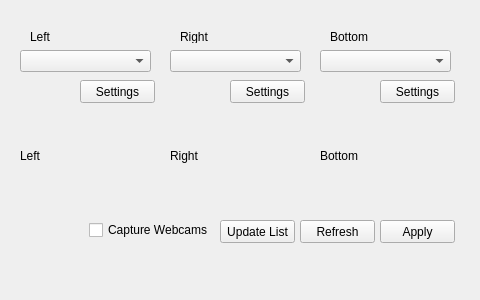
First picture: the form in Hanse/Module_Webcams/form_webcams.ui, repository iti-luebeck/HANSE2011, before the edit.
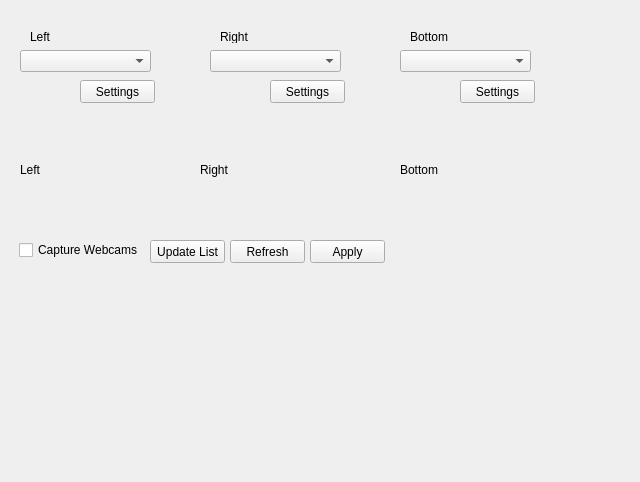
Second picture: the form after the edit.

```diff
--- a/Hanse/Module_Webcams/form_webcams.ui
+++ b/Hanse/Module_Webcams/form_webcams.ui
@@ -6,8 +6,8 @@
    <rect>
     <x>0</x>
     <y>0</y>
-    <width>480</width>
-    <height>300</height>
+    <width>640</width>
+    <height>482</height>
    </rect>
   </property>
   <property name="windowTitle">
@@ -26,7 +26,7 @@
   <widget class="QComboBox" name="rightBox">
    <property name="geometry">
     <rect>
-     <x>170</x>
+     <x>210</x>
      <y>50</y>
      <width>131</width>
      <height>22</height>
@@ -36,7 +36,7 @@
   <widget class="QComboBox" name="bottomBox">
    <property name="geometry">
     <rect>
-     <x>320</x>
+     <x>400</x>
      <y>50</y>
      <width>131</width>
      <height>22</height>
@@ -59,7 +59,7 @@
   <widget class="QLabel" name="label_2">
    <property name="geometry">
     <rect>
-     <x>180</x>
+     <x>220</x>
      <y>30</y>
      <width>46</width>
      <height>13</height>
@@ -72,7 +72,7 @@
   <widget class="QLabel" name="label_3">
    <property name="geometry">
     <rect>
-     <x>330</x>
+     <x>410</x>
      <y>30</y>
      <width>46</width>
      <height>13</height>
@@ -85,8 +85,8 @@
   <widget class="QPushButton" name="applyButtn">
    <property name="geometry">
     <rect>
-     <x>380</x>
-     <y>220</y>
+     <x>310</x>
+     <y>240</y>
      <width>75</width>
      <height>23</height>
     </rect>
@@ -100,8 +100,8 @@
     <rect>
      <x>20</x>
      <y>110</y>
-     <width>131</width>
-     <height>91</height>
+     <width>160</width>
+     <height>120</height>
     </rect>
    </property>
    <property name="text">
@@ -114,10 +114,10 @@
   <widget class="QLabel" name="rightLabel">
    <property name="geometry">
     <rect>
-     <x>170</x>
+     <x>200</x>
      <y>110</y>
-     <width>131</width>
-     <height>91</height>
+     <width>160</width>
+     <height>120</height>
     </rect>
    </property>
    <property name="text">
@@ -130,10 +130,10 @@
   <widget class="QLabel" name="bottomLabel">
    <property name="geometry">
     <rect>
-     <x>320</x>
+     <x>400</x>
      <y>110</y>
-     <width>131</width>
-     <height>91</height>
+     <width>160</width>
+     <height>120</height>
     </rect>
    </property>
    <property name="text">
@@ -146,8 +146,8 @@
   <widget class="QPushButton" name="refreshButton">
    <property name="geometry">
     <rect>
-     <x>300</x>
-     <y>220</y>
+     <x>230</x>
+     <y>240</y>
      <width>75</width>
      <height>23</height>
     </rect>
@@ -159,8 +159,8 @@
   <widget class="QPushButton" name="updateListButton">
    <property name="geometry">
     <rect>
-     <x>220</x>
-     <y>220</y>
+     <x>150</x>
+     <y>240</y>
      <width>75</width>
      <height>23</height>
     </rect>
@@ -172,8 +172,8 @@
   <widget class="QCheckBox" name="checkBox">
    <property name="geometry">
     <rect>
-     <x>89</x>
-     <y>220</y>
+     <x>19</x>
+     <y>240</y>
      <width>121</width>
      <height>20</height>
     </rect>
@@ -198,7 +198,7 @@
   <widget class="QPushButton" name="bottomSettingsButton">
    <property name="geometry">
     <rect>
-     <x>380</x>
+     <x>460</x>
      <y>80</y>
      <width>75</width>
      <height>23</height>
@@ -211,7 +211,7 @@
   <widget class="QPushButton" name="rightSettingsButton">
    <property name="geometry">
     <rect>
-     <x>230</x>
+     <x>270</x>
      <y>80</y>
      <width>75</width>
      <height>23</height>
```
